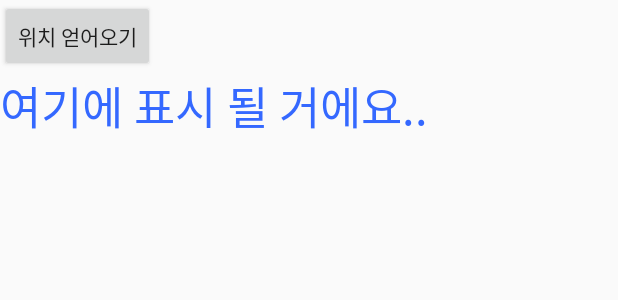
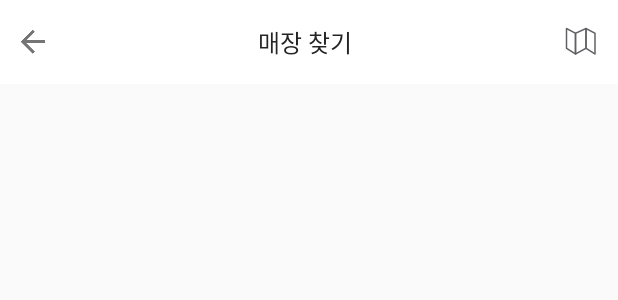
Before and after one commit to OrlaProject/Orla_Android, an Android app: the layout activity_search_store.xml on its own in the app's theme, with its tools: preview values and no code run, on a phone screen of 412 x 824 dp. Shown: the top 300 px of the screen. Run offline under Robolectric (Android 15) with nearby library versions, the phone set to English and light mode, and no system bars.

Commit message:
<activity_search_store.xml> 레이아웃

```diff
--- a/app/src/main/java/com/genius/orla/UI/search/SearchStoreActivity.kt
+++ b/app/src/main/java/com/genius/orla/UI/search/SearchStoreActivity.kt
@@ -43,7 +43,7 @@ class SearchStoreActivity : AppCompatActivity() {
 
     private fun setOnBtnClickListener() {
         //현재위치 조회 버튼 눌렀을 때 현재 위치를 요청 합니다.
-        button.setOnClickListener {
+        btn_search_store_act_reload.setOnClickListener {
             getPermission() // 퍼미션 검사
         }
     }
--- a/app/src/main/res/layout/activity_order_material.xml
+++ b/app/src/main/res/layout/activity_order_material.xml
@@ -1,34 +1,45 @@
 <?xml version="1.0" encoding="utf-8"?>
-<RelativeLayout
-    xmlns:android="http://schemas.android.com/apk/res/android"
+<RelativeLayout xmlns:android="http://schemas.android.com/apk/res/android"
     android:layout_width="match_parent"
     android:layout_height="match_parent"
     android:background="@color/pale_grey">
+
     <include
         android:id="@+id/toolbar_order_material"
         layout="@layout/toolbar_order_material"
         android:layout_width="match_parent"
         android:layout_height="wrap_content"
         android:layout_alignParentTop="true" />
-    <TextView
-        android:id="@+id/txt_order_material_ment"
-        android:layout_below="@id/toolbar_order_material"
-        android:layout_marginTop="24dp"
+
+    <ScrollView
+        android:paddingBottom="102dp"
         android:layout_width="match_parent"
-        android:textSize="18sp"
-        android:lineSpacingExtra="8sp"
-        style="@style/mediumCharcoalGrayStyle14sp"
-        android:gravity="center_horizontal"
-        android:text="올라의 자신감. \n 싱싱한, 믿을 만한, 건강한 재료입니다."
-        />
+        android:layout_height="wrap_content"
+        android:layout_below="@id/toolbar_order_material">
+
+        <RelativeLayout
+            android:layout_width="match_parent"
+            android:layout_height="wrap_content">
+
             <ImageView
                 android:id="@+id/img_order_material_receipt"
+                android:layout_width="match_parent"
+                android:layout_height="459dp"
                 android:layout_below="@+id/txt_order_material_ment"
                 android:layout_marginHorizontal="14dp"
                 android:layout_marginTop="24dp"
-        android:layout_width="match_parent"
-        android:layout_height="459dp"
                 android:background="@color/white" />
 
+            <TextView
+                android:id="@+id/txt_order_material_ment"
+                style="@style/mediumCharcoalGrayStyle14sp"
+                android:layout_width="match_parent"
+                android:layout_marginTop="24dp"
+                android:gravity="center_horizontal"
+                android:lineSpacingExtra="8sp"
+                android:text="올라의 자신감. \n 싱싱한, 믿을 만한, 건강한 재료입니다."
+                android:textSize="18sp" />
+        </RelativeLayout>
+    </ScrollView>
 
 </RelativeLayout>
--- a/app/src/main/res/layout/activity_search_store.xml
+++ b/app/src/main/res/layout/activity_search_store.xml
@@ -1,21 +1,59 @@
 <?xml version="1.0" encoding="utf-8"?>
-<LinearLayout xmlns:android="http://schemas.android.com/apk/res/android"
+<RelativeLayout xmlns:android="http://schemas.android.com/apk/res/android"
     xmlns:tools="http://schemas.android.com/tools"
     android:layout_width="match_parent"
-    android:layout_height="match_parent"
-    android:orientation="vertical"
-    >
-<Button
-    android:id="@+id/button"
-    android:layout_width="wrap_content"
-    android:layout_height="wrap_content"
-    android:text="위치 얻어오기" />
+    android:layout_height="match_parent">
 
-    <TextView
-        android:id="@+id/textView"
-        android:layout_width="wrap_content"
+    <LinearLayout
+        android:layout_width="match_parent"
         android:layout_height="wrap_content"
-        android:textSize="30sp"
-        android:textColor="@color/colorAccent"
-        android:text="여기에 표시 될 거에요.."/>
-</LinearLayout>
+        android:orientation="vertical">
+    <LinearLayout
+        android:id="@+id/ll_reload"
+        android:layout_width="match_parent"
+        android:layout_height="wrap_content"
+        android:layout_below="@+id/toolbar_search_store"
+        android:background="@color/pale_grey"
+        android:orientation="vertical"
+        android:paddingVertical="8dp">
+
+        <LinearLayout
+            android:id="@+id/btn_search_store_act_reload"
+            android:layout_width="wrap_content"
+            android:layout_height="wrap_content"
+            android:layout_gravity="center_horizontal"
+            android:orientation="horizontal">
+
+            <ImageView
+                android:layout_width="wrap_content"
+                android:layout_height="wrap_content"
+                android:layout_gravity="center"
+                android:layout_marginRight="6dp"
+                android:src="@drawable/reload" />
+
+            <TextView
+                style="@style/regularBlueStyle12sp"
+                android:text="현 위치 새로고침"
+                android:textSize="14sp" />
+        </LinearLayout>
+
+        <TextView
+            android:id="@+id/textView"
+            style="@style/regularLightishBlueStyle14sp"
+            android:text="내 위치 : 서울특별시 서초구 매헌로 24 NH디지털혁신캠퍼스"
+            android:textSize="12sp" />
+    </LinearLayout>
+
+    <com.google.android.material.tabs.TabLayout
+        android:id="@+id/tl_search_store_act"
+        android:layout_width="match_parent"
+        android:layout_height="52dp" />
+        <androidx.recyclerview.widget.RecyclerView
+            android:id="@+id/rv_search_store_act"
+            android:layout_width="match_parent"
+            android:layout_height="wrap_content" />
+    </LinearLayout>
+    <include
+        android:id="@+id/toolbar_search_store"
+        layout="@layout/toolbar_search_store" />
+</RelativeLayout>
--- /dev/null
+++ b/app/src/main/res/layout/toolbar_search_store.xml
@@ -0,0 +1,33 @@
+<?xml version="1.0" encoding="utf-8"?>
+<LinearLayout xmlns:android="http://schemas.android.com/apk/res/android"
+    android:orientation="horizontal"
+    android:layout_width="match_parent"
+    android:background="@color/white"
+    android:layout_height="56dp">
+
+    <ImageView
+        android:id="@+id/img_search_store_toolbar_back"
+        android:layout_width="wrap_content"
+        android:layout_height="wrap_content"
+        android:src="@drawable/back_icon"
+        android:layout_gravity="center_vertical"
+        android:layout_marginLeft="14dp" />
+    <TextView
+        android:layout_weight="1"
+        android:layout_width="match_parent"
+        android:layout_height="56dp"
+        android:text="매장 찾기"
+        style="@style/regularCharcoalGrayStyle14sp"
+        android:textSize="16sp"
+        android:gravity="center"
+        android:textColor="@color/black" />
+
+    <ImageView
+        android:id="@+id/img_search_store_toolbar_map"
+        android:layout_width="wrap_content"
+        android:layout_height="wrap_content"
+        android:layout_marginRight="14dp"
+        android:layout_gravity="center_vertical"
+        android:src="@drawable/map_icon" />
+
+</LinearLayout>
--- a/app/src/main/res/values/colors.xml
+++ b/app/src/main/res/values/colors.xml
@@ -5,6 +5,8 @@
     <color name="colorAccent">#3468ff</color>
 
     <color name="cornflower_blue">#4276e7</color>
+
+    <color name="lightish_blue">#3468ff</color>
     <color name="black">#242424</color>
     <color name="pale_grey">#ebf1ff</color>
 
--- a/app/src/main/res/values/styles.xml
+++ b/app/src/main/res/values/styles.xml
@@ -49,6 +49,15 @@
         <item name="android:textStyle">bold</item>
     </style>
 
+    <style name="regularLightishBlueStyle14sp">
+        <item name="android:layout_width">wrap_content</item>
+        <item name="android:layout_height">wrap_content</item>
+        <item name="android:textColor">@color/lightish_blue</item>
+        <item name="android:textSize">14sp</item>
+        <item name="android:fontFamily" tools:targetApi="jelly_bean">@font/noto_sans_cjkkr_regular</item>
+        <item name="android:layout_gravity">center</item>
+        <item name="android:textStyle">bold</item>
+    </style>
 
     <style name="regularPastelBlueStyle12sp">
         <item name="android:layout_width">wrap_content</item>
```
Also changed, not shown: app/src/main/res/drawable-hdpi/map_icon.png (added), app/src/main/res/drawable-hdpi/reload.png (added), app/src/main/res/drawable-mdpi/map_icon.png (added), app/src/main/res/drawable-mdpi/reload.png (added), app/src/main/res/drawable-xhdpi/map_icon.png (added), app/src/main/res/drawable-xhdpi/reload.png (added), app/src/main/res/drawable-xxhdpi/map_icon.png (added), app/src/main/res/drawable-xxhdpi/reload.png (added), app/src/main/res/drawable-xxxhdpi/map_icon.png (added), app/src/main/res/drawable-xxxhdpi/reload.png (added). Lines whose indentation alone changed are shown as unchanged.
